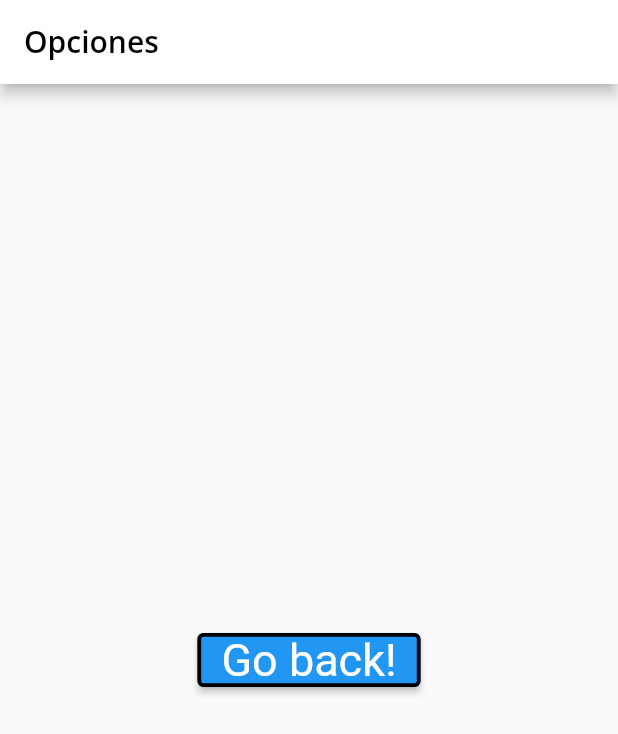
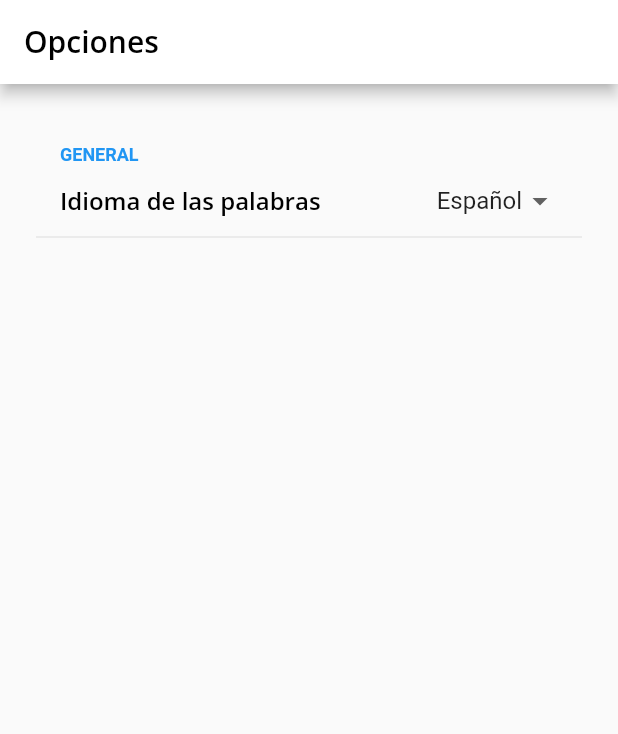
Before and after one commit to acg00151/proyecto_wordle, a Flutter app: the screen it shows after launch, after a tap on "Opciones", on a phone screen of 412 x 824 dp. Shown: the top 734 px of the screen. Run offline on Flutter 3.47's test engine with Material 2 defaults, Android fonts, the phone set to English and light mode, and no system bars; drawn by our look-alikes of flutter_settings_screens; our stand-ins replace csv, google_fonts; project files that could hold a hidden picture were left out.

Commit message:
Add iconos, y opcion de Idioma

```diff
--- a/lib/componentes/lista_palabras.dart
+++ b/lib/componentes/lista_palabras.dart
@@ -14,4 +14,6 @@ class ListaPalabras {
         .elementAt(0)  //TODO cambiar por la variable de Idioma y logitud
         .elementAt(Random().nextInt(listaP.elementAt(0).length));  //TODO cambiar por la variable de Idioma y logitud
   }
+
+
 }
--- a/lib/main.dart
+++ b/lib/main.dart
@@ -1,6 +1,10 @@
 import 'package:flutter/material.dart';
+import 'package:flutter_settings_screens/flutter_settings_screens.dart';
 import 'package:proyecto_wordle/wordle_app.dart';
 
-void main() {
+Future<void> main() async {
+  WidgetsFlutterBinding.ensureInitialized();
+
+  await Settings.init(cacheProvider: SharePreferenceCache());
   runApp(const WordleApp());
 }
--- a/lib/pantallas/wordle_menu_pantalla.dart
+++ b/lib/pantallas/wordle_menu_pantalla.dart
@@ -9,6 +9,9 @@ class WordleMenuPrincipal extends StatelessWidget {
   @override
   Widget build(BuildContext context) {
     final titulo = 'Wordle';
+    final double anchoBotones = 350;
+    final double altoBotones = 40;
+    final double altoSeparacion = 20;
 
     return MaterialApp(
       title: titulo,
@@ -16,57 +19,75 @@ class WordleMenuPrincipal extends StatelessWidget {
       darkTheme: WordleTema.oscuro(),
       themeMode: ThemeMode.system,
       home: Scaffold(
-        appBar: AppBar(
-          title: Text(titulo),
-        ),
         body: Container(
-
           width: double.infinity,
           height: 600,
-          margin: const EdgeInsets.only(bottom: 10.0),
           child: Column(
             mainAxisAlignment: MainAxisAlignment.end,
             crossAxisAlignment: CrossAxisAlignment.center,
             children: [
-              //Image.asset("assets/image-name"),
               Container(
-                margin: const EdgeInsets.only(bottom: 10.0),
-                height: 80,
-                width: 350,
+                child: Transform.translate(
+                  offset: Offset(0, -50),
+                  child: Container(
+                    width: 300,
+                    height: 300,
+                    child: Image.asset('assets/Wordle.png'),
+                  ),
+                ),
+              ),
+              Column(
+                children: [
+                  SizedBox(
+                    width: anchoBotones,
+                    height: altoBotones,
                     child: ElevatedButton(
-
                       child: Text('Iniciar partida'),
                       onPressed: () {
                         // Respond to button press
                         Navigator.push(
                           context,
                           MaterialPageRoute(
-                          builder: (context) => const WordlePartidaPantalla()),
+                              builder: (context) => WordleRankingPantalla()),
                         );
                       },
                     ),
                   ),
-              ElevatedButton(
+                  SizedBox(height: altoSeparacion),
+                  SizedBox(
+                    width: anchoBotones,
+                    height: altoBotones,
+                    child: ElevatedButton(
+                      child: Text('Puntuaciones'),
+                      onPressed: () {
+                        // Respond to button press
+                        Navigator.push(
+                          context,
+                          MaterialPageRoute(
+                              builder: (context) =>
+                                  const WordleRankingPantalla()),
+                        );
+                      },
+                    ),
+                  ),
+                  SizedBox(height: altoSeparacion),
+                  SizedBox(
+                    width: anchoBotones,
+                    height: altoBotones,
+                    child: ElevatedButton(
                       child: Text('Opciones'),
                       onPressed: () {
                         // Respond to button press
                         Navigator.push(
                           context,
                           MaterialPageRoute(
-                        builder: (context) => const WordleOpcionesPantalla()),
+                              builder: (context) =>
+                                  const WordleOpcionesPantalla()),
                         );
                       },
                     ),
-              ElevatedButton(
-                child: Text('Rankings'),
-                onPressed: () {
-                  // Respond to button press
-                  Navigator.push(
-                    context,
-                    MaterialPageRoute(
-                        builder: (context) => const WordleRankingPantalla()),
-                  );
-                },
+                  ),
+                ],
               ),
             ],
           ),
--- a/lib/pantallas/wordle_opciones_pantalla.dart
+++ b/lib/pantallas/wordle_opciones_pantalla.dart
@@ -1,32 +1,54 @@
 import 'package:flutter/material.dart';
+import 'package:flutter_settings_screens/flutter_settings_screens.dart';
 import 'package:proyecto_wordle/componentes/wordle_tema.dart';
-class WordleOpcionesPantalla extends StatelessWidget {
+
+class WordleOpcionesPantalla extends StatefulWidget {
   const WordleOpcionesPantalla({Key? key}) : super(key: key);
 
   @override
+  State<WordleOpcionesPantalla> createState() => _WordleOpcionesPantallaState();
+}
+
+class _WordleOpcionesPantallaState extends State<WordleOpcionesPantalla> {
+  static const keyLanguage = 'key-language';
+
+  @override
   Widget build(BuildContext context) {
-
     return MaterialApp(
       title: "Opciones",
       theme: WordleTema.claro(),
       darkTheme: WordleTema.oscuro(),
       themeMode: ThemeMode.system,
-
-        home:Scaffold(
-
+      home: Scaffold(
         appBar: AppBar(
           title: const Text('Opciones'),
         ),
         body: Center(
-        child: ElevatedButton(
-          onPressed: () {
-            Navigator.pop(context);
-          },
-          child: const Text('Go back!'),
-
+          child: ListView(
+            padding: EdgeInsets.all(24),
+            children: [
+              SettingsGroup(
+                title: 'GENERAL',
+                children: <Widget>[
+                  buildLanguage(),
+                ],
+              ),
+            ],
           ),
         ),
       ),
     );
   }
+
+  Widget buildLanguage() => DropDownSettingsTile(
+        title: 'Idioma de las palabras',
+        settingKey: keyLanguage,
+        selected: 1,
+        values: <int, String>{
+          1: 'Español',
+          2: 'Ingles',
+          3: 'Aleman',
+        },
+        onChange: (language) {},
+      );
 }
--- a/pubspec.yaml
+++ b/pubspec.yaml
@@ -48,6 +48,7 @@ dev_dependencies:
   # package. See that file for information about deactivating specific lint
   # rules and activating additional ones.
   flutter_lints: ^2.0.0
+  flutter_settings_screens: ^0.2.2+1
 
 # For information on the generic Dart part of this file, see the
 # following page: https://dart.dev/tools/pub/pubspec
@@ -59,6 +60,8 @@ flutter:
   # included with your application, so that you can use the icons in
   # the material Icons class.
   uses-material-design: true
+  assets:
+    - assets/Wordle.png
 
   # To add assets to your application, add an assets section, like this:
   # assets:
```
Also changed, not shown: assets/Wordle.png (added), pubspec.lock, 1 other file. Lines whose indentation alone changed are shown as unchanged.
